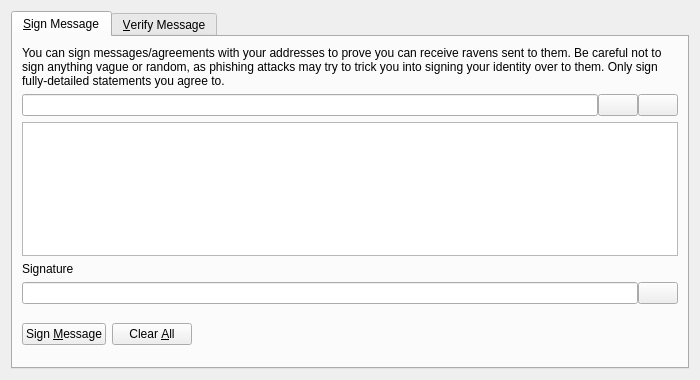
First picture: the form in src/qt/forms/signverifymessagedialog.ui, repository RavenProject/Ravencoin, before the edit.
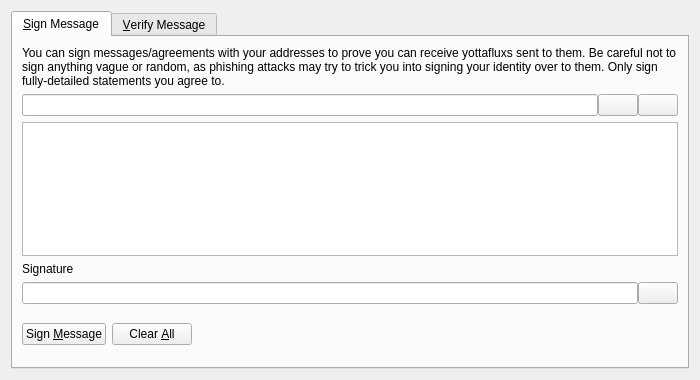
Second picture: the form after the edit. Icons and pictures are not drawn. Custom widgets are drawn as their Qt base class.

Commit message: raven rename

What changed in the file:
```diff
--- a/src/qt/forms/signverifymessagedialog.ui
+++ b/src/qt/forms/signverifymessagedialog.ui
@@ -30,7 +30,7 @@
        <item>
         <widget class="QLabel" name="infoLabel_SM">
          <property name="text">
-          <string>You can sign messages/agreements with your addresses to prove you can receive ravens sent to them. Be careful not to sign anything vague or random, as phishing attacks may try to trick you into signing your identity over to them. Only sign fully-detailed statements you agree to.</string>
+          <string>You can sign messages/agreements with your addresses to prove you can receive yottafluxs sent to them. Be careful not to sign anything vague or random, as phishing attacks may try to trick you into signing your identity over to them. Only sign fully-detailed statements you agree to.</string>
          </property>
          <property name="textFormat">
           <enum>Qt::PlainText</enum>
```
Left out of the diff: 26 changed lines with no effect on the pictures. The commit also changes 921 other files.
